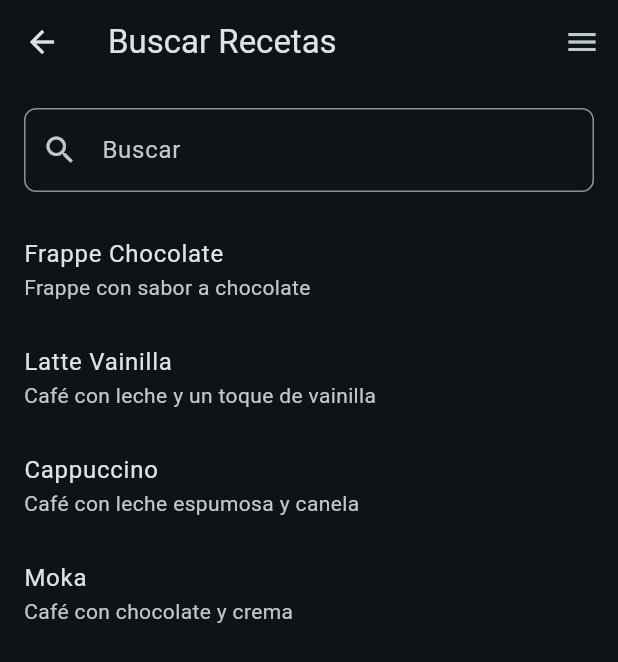
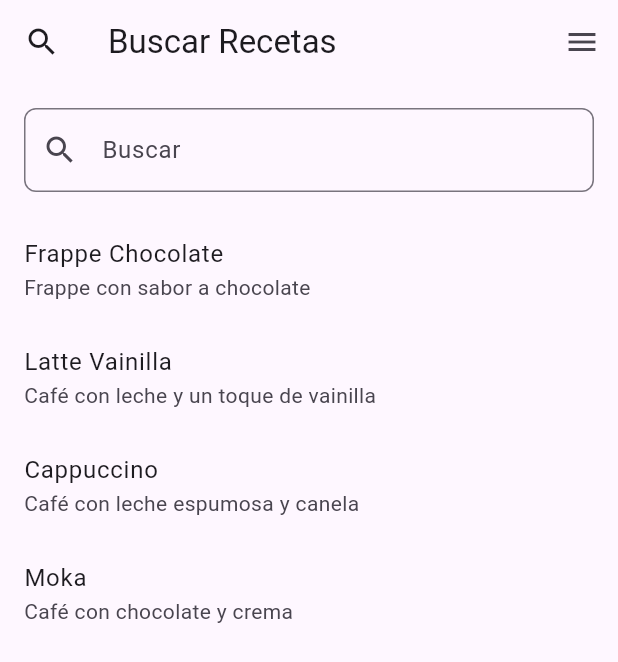
Before and after one commit to FrancoToro/CafeMixes, a Flutter app: the screen it shows after launch, after a tap on the "menu" icon, after a tap on "Buscar", on a phone screen of 412 x 824 dp. Shown: the top 662 px of the screen. Run offline on Flutter 3.47's test engine with Material 3 defaults, Android fonts, the phone set to English and light mode, and no system bars; our stand-ins replace flutter_svg; network calls fail; Roboto replaces fonts that are missing (PerfectBomber).

```diff
--- a/lib/main.dart
+++ b/lib/main.dart
@@ -14,21 +14,8 @@ class MyApp extends StatelessWidget {
 
     return MaterialApp(
       title: 'Demostracion de Flutter',
-      theme: ThemeData(
-        fontFamily: 'PerfectBomber',
-        useMaterial3: true,
-        colorScheme: ColorScheme.fromSeed(
-          seedColor: const Color.fromARGB(255, 255, 255, 255),
-          brightness: Brightness.dark,
-        ),
-        textTheme: const TextTheme(
-          displayLarge: TextStyle(
-            fontFamily: 'PerfectBomber',
-          ),
-        ),
-      ),
-      home:  MyHomePage(),
-      color: const Color.fromARGB(221, 56, 27, 24),
+      home: const MyHomePage(),
+      color: const Color.fromARGB(221, 255, 255, 255),
     );
   }
 }
--- a/lib/pages/buscar.dart
+++ b/lib/pages/buscar.dart
@@ -61,6 +61,7 @@ class _SearchScreenState extends State<SearchScreen> {
   Widget build(BuildContext context) {
     return Scaffold(
       appBar: AppBar(
+        leading: Icon(Icons.search),
         title: Text('Buscar Recetas'),
       ),
       endDrawer: Drawer(
@@ -97,16 +98,6 @@ class _SearchScreenState extends State<SearchScreen> {
                   context,
                   MaterialPageRoute(builder: (context) => UserProfileScreen()),
                 );
-              },
-            ),
-            ListTile(
-              leading: Icon(Icons.list),
-              title: Text('Mis Recetas'),
-              onTap: () {
-                Navigator.push(
-                  context,
-                  MaterialPageRoute(builder: (context) => MyRecipesScreen()),
-                  ); // Cierra el Drawer
               },
             ),
             ListTile(
--- a/lib/pages/my_home_page.dart
+++ b/lib/pages/my_home_page.dart
@@ -4,24 +4,11 @@ import 'favoritos.dart';
 import 'buscar.dart';
 import 'FrappeScreen.dart';
 import 'LatteScreen.dart';
-import 'misrecetas.dart';
 import 'perfil.dart';
 
+class MyHomePage extends StatefulWidget {
+  const MyHomePage({super.key}); // Corrección del constructor
 
-void main() {
-  runApp(MyApp());
-}
-
-class MyApp extends StatelessWidget {
-  @override
-  Widget build(BuildContext context) {
-    return MaterialApp(
-      home: MyHomePage(),
-    );
-  }
-}
-
-class MyHomePage extends StatefulWidget {
   @override
   _MyHomePageState createState() => _MyHomePageState();
 }
@@ -51,13 +38,13 @@ class _MyHomePageState extends State<MyHomePage> {
       appBar: AppBar(
         leading: SvgPicture.asset(
           'assets/icons/cafe.svg',
-          width: 100,
-          height: 100,
+          width: 50, // Ajuste del tamaño
+          height: 50,
         ),
-        title: Text("Cafe Mixes"),
+        title: const Text("Cafe Mixes"),
         actions: [
           IconButton(
-            icon: Icon(Icons.menu),
+            icon: const Icon(Icons.menu),
             onPressed: () {
               _scaffoldKey.currentState?.openEndDrawer();
             },
@@ -69,10 +56,10 @@ class _MyHomePageState extends State<MyHomePage> {
           padding: EdgeInsets.zero,
           children: <Widget>[
             DrawerHeader(
-              decoration: BoxDecoration(
-                color: const Color.fromARGB(128, 255, 255, 255),
+              decoration: const BoxDecoration(
+                color: Color.fromARGB(128, 255, 255, 255),
               ),
-              child: Text(
+              child: const Text(
                 'Menú',
                 style: TextStyle(
                   color: Colors.white,
@@ -81,43 +68,33 @@ class _MyHomePageState extends State<MyHomePage> {
               ),
             ),
             ListTile(
-              leading: Icon(Icons.home),
-              title: Text('Inicio'),
-              onTap: () {
-                setState(() {
-                  _selectedIndex = 0;
-                });
-                Navigator.pop(context);
-              },
-            ),
-            ListTile(
-              leading: Icon(Icons.account_circle),
-              title: Text('Perfil'),
+              leading: const Icon(Icons.account_circle),
+              title: const Text('Perfil'),
               onTap: () {
                 Navigator.push(
                   context,
-                  MaterialPageRoute(builder: (context) => UserProfileScreen()),
+                  MaterialPageRoute(builder: (context) => UserProfileScreen()), // Reemplaza UserProfileScreen con tu clase correcta
                 );
               },
             ),
             ListTile(
-              leading: Icon(Icons.search),
-              title: Text('Buscar'),
+              leading: const Icon(Icons.search),
+              title: const Text('Buscar'),
               onTap: () {
                 Navigator.push(
                   context,
-                  MaterialPageRoute(builder: (context) => SearchScreen()),
+                  MaterialPageRoute(builder: (context) => SearchScreen()), // Reemplaza SearchScreen con tu clase correcta
                 );
               },
             ),
             ListTile(
-              leading: Icon(Icons.favorite),
-              title: Text('Favoritos'),
+              leading: const Icon(Icons.favorite),
+              title: const Text('Favoritos'),
               onTap: () {
                 Navigator.push(
                   context,
-                  MaterialPageRoute(builder: (context)=> FavoritesScreen()),
-                ); // Cierra el Drawer
+                  MaterialPageRoute(builder: (context) => FavoritesScreen()), // Reemplaza FavoritesScreen con tu clase correcta
+                );
               },
             ),
           ],
@@ -132,7 +109,7 @@ class _MyHomePageState extends State<MyHomePage> {
       case 0:
         return _buildRecipeList(); // Pantalla principal de recetas
       default:
-        return Container(); // Manejar otras pantallas
+        return Container(); // Manejar otras pantallas si es necesario
     }
   }
 
@@ -142,7 +119,7 @@ class _MyHomePageState extends State<MyHomePage> {
       itemBuilder: (context, index) {
         final recipe = recipes[index];
         return Card(
-          margin: EdgeInsets.all(10),
+          margin: const EdgeInsets.all(10),
           elevation: 3,
           shape: RoundedRectangleBorder(
             borderRadius: BorderRadius.circular(10),
@@ -162,12 +139,12 @@ class _MyHomePageState extends State<MyHomePage> {
                   children: [
                     Text(
                       recipe['title']!,
-                      style: TextStyle(
+                      style: const TextStyle(
                         fontSize: 18,
                         fontWeight: FontWeight.bold,
                       ),
                     ),
-                    SizedBox(height: 8),
+                    const SizedBox(height: 8),
                     Text(
                       recipe['description']!,
                       style: TextStyle(fontSize: 14, color: Colors.grey[600]),
@@ -193,7 +170,7 @@ class _MyHomePageState extends State<MyHomePage> {
                         );
                       }
                     },
-                    child: Text('VER DETALLES'),
+                    child: const Text('VER DETALLES'),
                   ),
                 ],
               ),
```
Also changed, not shown: lib/pages/FrappeScreen.dart (+39 -1 lines), lib/pages/LatteScreen.dart (+54 -10 lines), lib/pages/favoritos.dart (+71 -44 lines), lib/pages/perfil.dart (+1 -11 lines), 1 other file.
